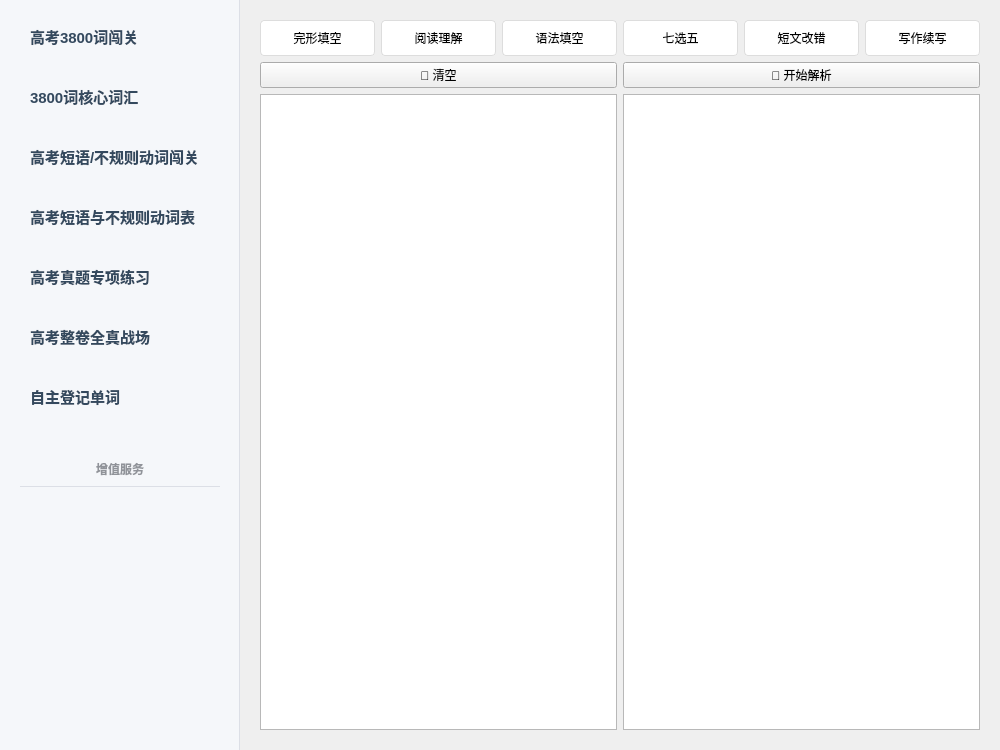
andrezha/EngMaster-AI-Agent, file resources/main_window.ui: the form before one commit.
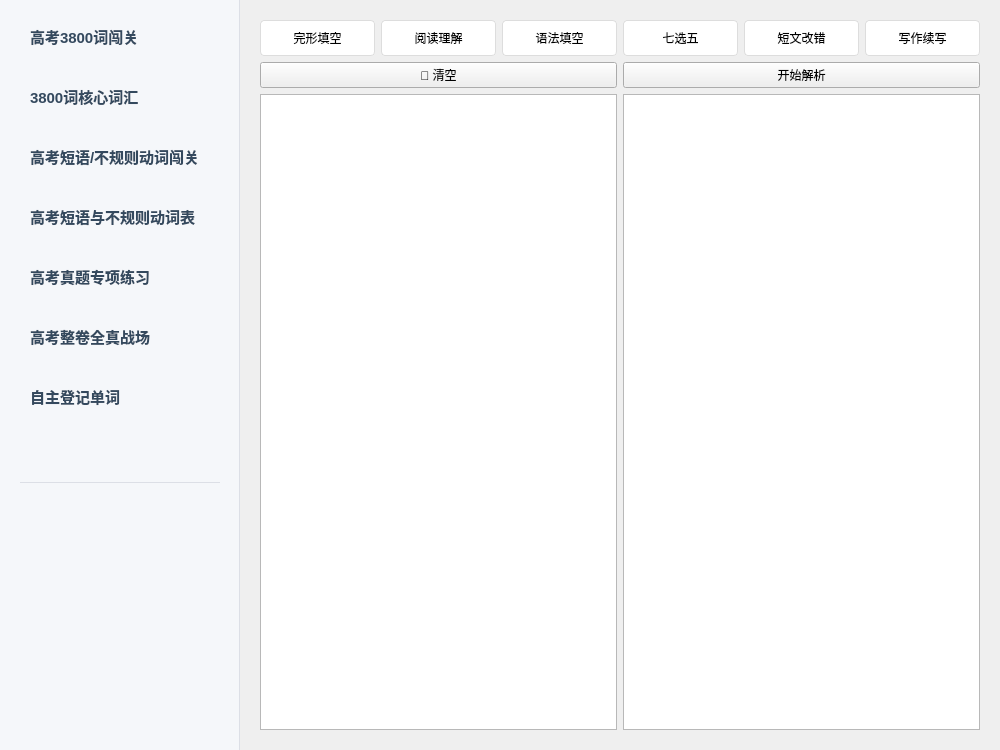
The form after the commit.

Diff of the .ui file:
```diff
--- a/resources/main_window.ui
+++ b/resources/main_window.ui
@@ -87,7 +87,7 @@
        </item>
        <item>
         <widget class="QLabel" name="lbl_pro_service">
-         <property name="text"><string>增值服务</string></property>
+         <property name="text"><string></string></property>
          <property name="alignment"><set>Qt::AlignCenter</set></property>
          <property name="styleSheet"><string>QLabel { font-family: "Microsoft YaHei", "Segoe UI", sans-serif; color: #909399; font-size: 12px; font-weight: bold; }</string></property>
         </widget>
@@ -325,7 +325,7 @@
         <item>
          <layout class="QHBoxLayout" name="scan_h_btns">
           <item><widget class="QPushButton" name="btn_scan"><property name="text"><string>🧹 清空</string></property></widget></item>
-          <item><widget class="QPushButton" name="btn_start_ai"><property name="text"><string>🚀 开始解析</string></property></widget></item>
+          <item><widget class="QPushButton" name="btn_start_ai"><property name="text"><string>开始解析</string></property></widget></item>
          </layout>
         </item>
         <item>
```
